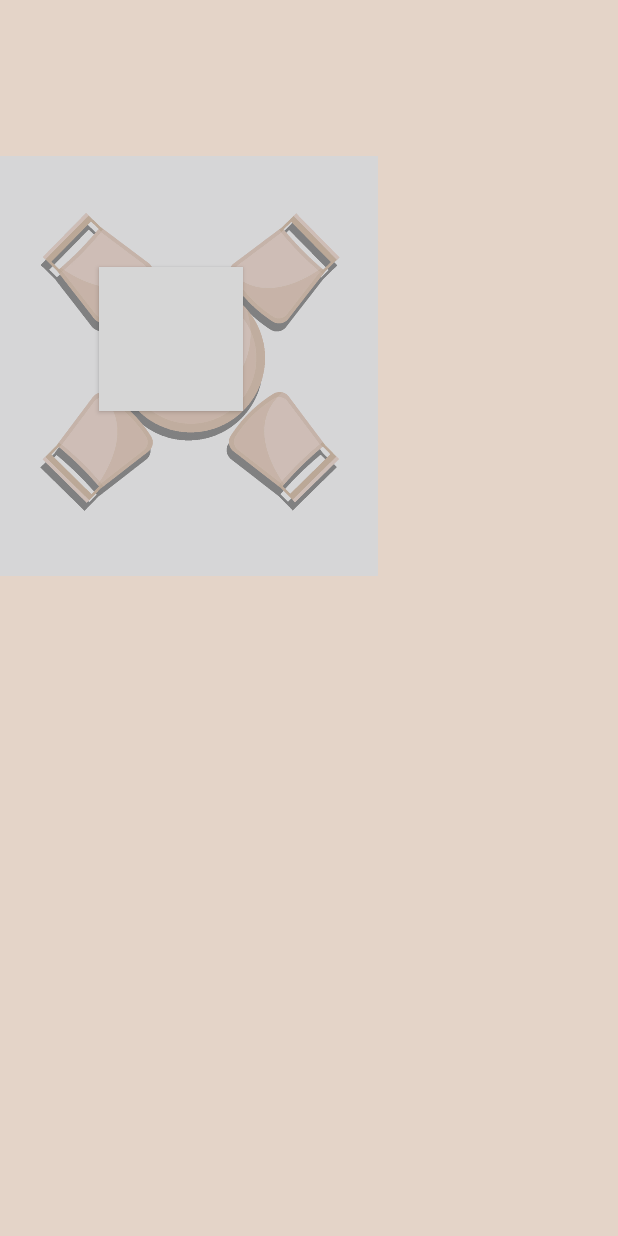
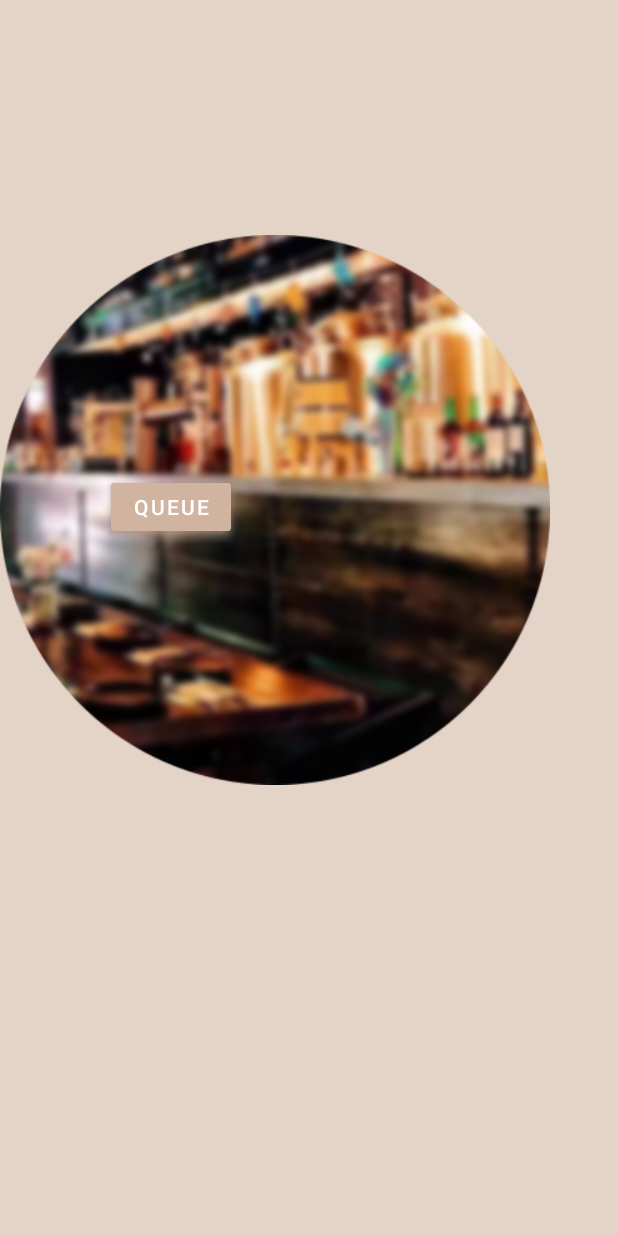
Before and after one commit to Quick-AP/QuickAP, an Android app: the ReservationActivity screen opened directly, with no data from a screen before it, on a phone screen of 412 x 824 dp. Run offline under Robolectric (Android 15) with nearby library versions, the phone set to English and light mode, and no system bars; grey boxes are pictures that could not be loaded.

Commit message:
UI Fine-tune

```diff
--- a/app/src/main/res/layout/activity_reservation.xml
+++ b/app/src/main/res/layout/activity_reservation.xml
@@ -14,20 +14,19 @@
         android:layout_alignParentBottom="true"
         android:layout_centerInParent="true"
         android:layout_marginEnd="250dp"
-        android:layout_marginBottom="550dp"
-        android:background="@drawable/customer_style_button"
+        android:layout_marginBottom="462dp"
+        android:background="@android:drawable/dialog_holo_light_frame"
         android:text="Queue" />
 
     <ImageView
-        android:layout_width="280dp"
-        android:layout_height="280dp"
+        android:layout_width="500dp"
+        android:layout_height="500dp"
         android:layout_alignParentEnd="true"
         android:layout_alignParentBottom="true"
         android:layout_centerInParent="true"
-        android:layout_marginEnd="160dp"
-        android:layout_marginBottom="440dp"
-        android:background="@drawable/customer_background"
-        app:srcCompat="@drawable/seat_outside" />
+        android:layout_marginEnd="45dp"
+        android:layout_marginBottom="234dp"
+        app:srcCompat="@drawable/background_1" />
 
 
 </RelativeLayout>
```
Also changed, not shown: app/src/main/res/layout/activity_main.xml (+0 -32 lines), app/src/main/res/navigation/nav_graph.xml (+6 -6 lines), app/src/main/res/drawable/background_1.png (added).
